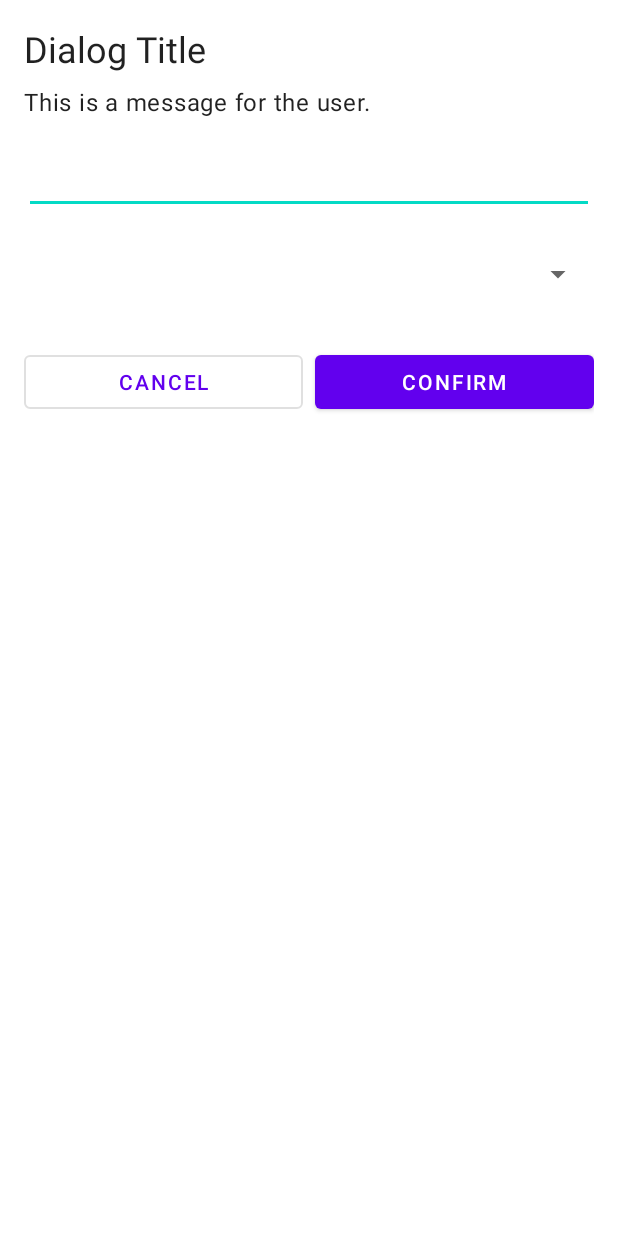
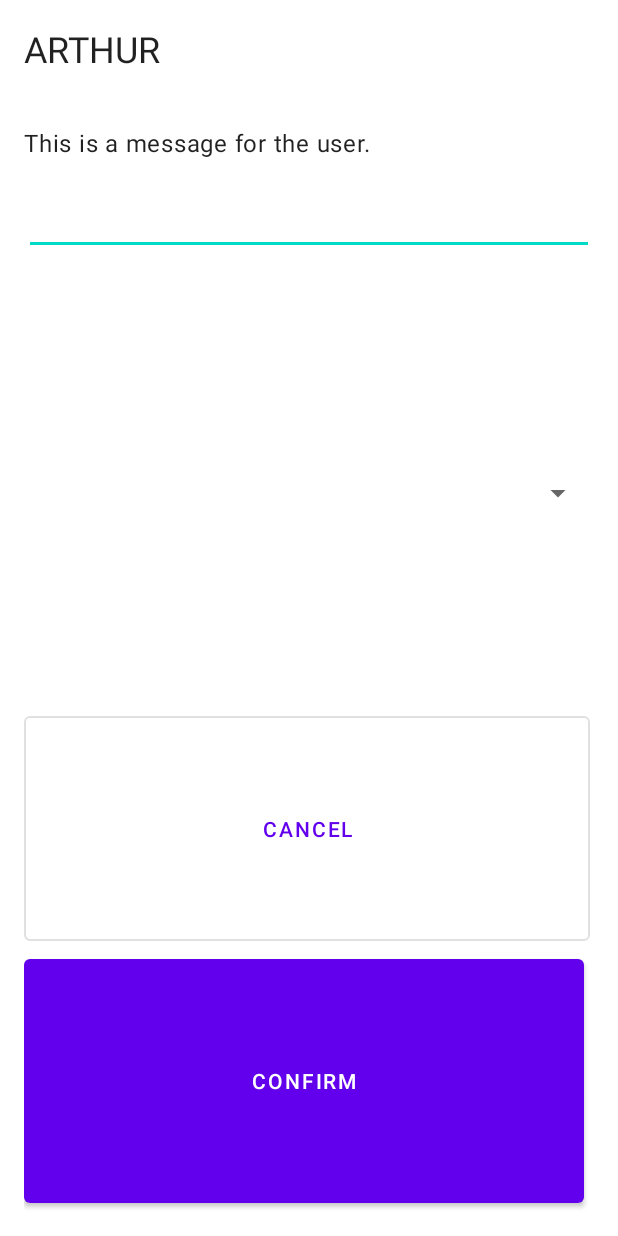
Before and after one commit to L5Systems/artstar2app, an Android app: the layout fragment_state_input.xml on its own in the app's theme, with its tools: preview values and no code run, on a phone screen of 412 x 824 dp. Run offline under Robolectric (Android 15) with nearby library versions, the phone set to English and light mode, and no system bars.

```diff
--- a/app/src/main/java/com/example/artest2/states/ExampleDataFetchingState.kt
+++ b/app/src/main/java/com/example/artest2/states/ExampleDataFetchingState.kt
@@ -77,7 +77,7 @@ class ExampleDataFetchingState(parentTransaction: BaseTransaction) :
                 negativeButtonText = "Skip Vessel",
                 customData = mapOf("sourceState" to stateName) // Example of passing extra data
             )
-
+            Log.i("ART", "Input screen config: ZZTOP")
             // This call to TransactionManager will suspend until the UI provides a result.
             // TransactionManager.requestInputScreen will internally:
             //   - Generate a unique requestId.
@@ -90,7 +90,7 @@ class ExampleDataFetchingState(parentTransaction: BaseTransaction) :
                 config = inputScreenConfig,
                 currentFragment = fragment
             )
-
+            Log.i("ART", "Input screen config: ZZTOP got here")
             var selectedVessel = "N/A"
             // Assuming your StateInputFragment.ResultKeys are accessible or defined in a shared place
             val resultKeys = com.example.artest2.ui.statedialogs.StateInputFragment.ResultKeys
--- a/app/src/main/res/layout/fragment_notifications.xml
+++ b/app/src/main/res/layout/fragment_notifications.xml
@@ -2,9 +2,10 @@
 <androidx.constraintlayout.widget.ConstraintLayout xmlns:android="http://schemas.android.com/apk/res/android"
     xmlns:app="http://schemas.android.com/apk/res-auto"
     xmlns:tools="http://schemas.android.com/tools"
+    android:id="@+id/notifications_view"
     android:layout_width="match_parent"
     android:layout_height="match_parent"
-	android:background="@android:color/white"
+    android:background="@android:color/white"
     tools:context=".ui.notifications.NotificationsFragment">
 
     <TextView
--- a/app/src/main/res/layout/fragment_state_input.xml
+++ b/app/src/main/res/layout/fragment_state_input.xml
@@ -5,14 +5,16 @@
     android:layout_height="match_parent"
     android:background="@android:color/white"
     android:orientation="vertical"
-    android:padding="16dp">
+    android:padding="16dp"
+    android:visibility="visible"
+    tools:visibility="visible">
 
     <TextView
         android:id="@+id/state_input_title"
         android:layout_width="wrap_content"
-        android:layout_height="wrap_content"
+        android:layout_height="60dp"
         android:textAppearance="?attr/textAppearanceHeadline5"
-        tools:text="Dialog Title" />
+        tools:text="ARTHUR" />
 
     <TextView
         android:id="@+id/state_input_message"
@@ -20,10 +22,12 @@
         android:layout_height="wrap_content"
         android:layout_marginTop="8dp"
         android:textAppearance="?attr/textAppearanceBody1"
-        tools:text="This is a message for the user." />
+        android:visibility="visible"
+        tools:text="This is a message for the user."
+        tools:visibility="visible" />
 
     <EditText
-        android:id="@+id/state_input_edit_text"
+        android:id="@+id/state_input_EditText"
         android:layout_width="match_parent"
         android:layout_height="wrap_content"
         android:layout_marginTop="16dp"
@@ -34,33 +38,30 @@
     <Spinner
         android:id="@+id/state_input_spinner"
         android:layout_width="match_parent"
-        android:layout_height="wrap_content"
+        android:layout_height="285dp"
         android:layout_marginTop="16dp"
         android:minHeight="48dp"
         android:visibility="gone"
         tools:visibility="visible" />
 
-    <LinearLayout
-        android:layout_width="match_parent"
-        android:layout_height="wrap_content"
-        android:layout_marginTop="24dp"
-        android:orientation="horizontal">
 
     <Button
         android:id="@+id/state_input_negative_button"
         style="?attr/materialButtonOutlinedStyle"
-            android:layout_width="0dp"
-            android:layout_height="wrap_content"
+        android:layout_width="377dp"
+        android:layout_height="36dp"
         android:layout_marginEnd="8dp"
         android:layout_weight="1"
-            tools:text="Cancel" />
+        android:visibility="visible"
+        tools:text="Cancel"
+        tools:visibility="visible" />
 
     <Button
         android:id="@+id/state_input_positive_button"
-            android:layout_width="0dp"
+        android:layout_width="373dp"
         android:layout_height="wrap_content"
         android:layout_weight="1"
         tools:text="Confirm" />
-    </LinearLayout>
+
 
 </LinearLayout>
```
Also changed, not shown: app/src/main/java/com/example/artest2/manager/TransactionManager.kt (+32 -8 lines), app/src/main/java/com/example/artest2/ui/dashboard/DashboardFragment.kt (+9 -16 lines), app/src/main/java/com/example/artest2/ui/dashboard/DashboardViewModel.kt (+20 -1 lines), app/src/main/java/com/example/artest2/ui/statedialogs/StateInputFragment.kt (+52 -4 lines), app/src/main/java/com/example/artest2/ui/statedialogs/StateInputViewModel.kt (+22 -2 lines), app/src/main/res/navigation/nav_graph.xml (+3 -41 lines). Lines whose indentation alone changed are shown as unchanged.
